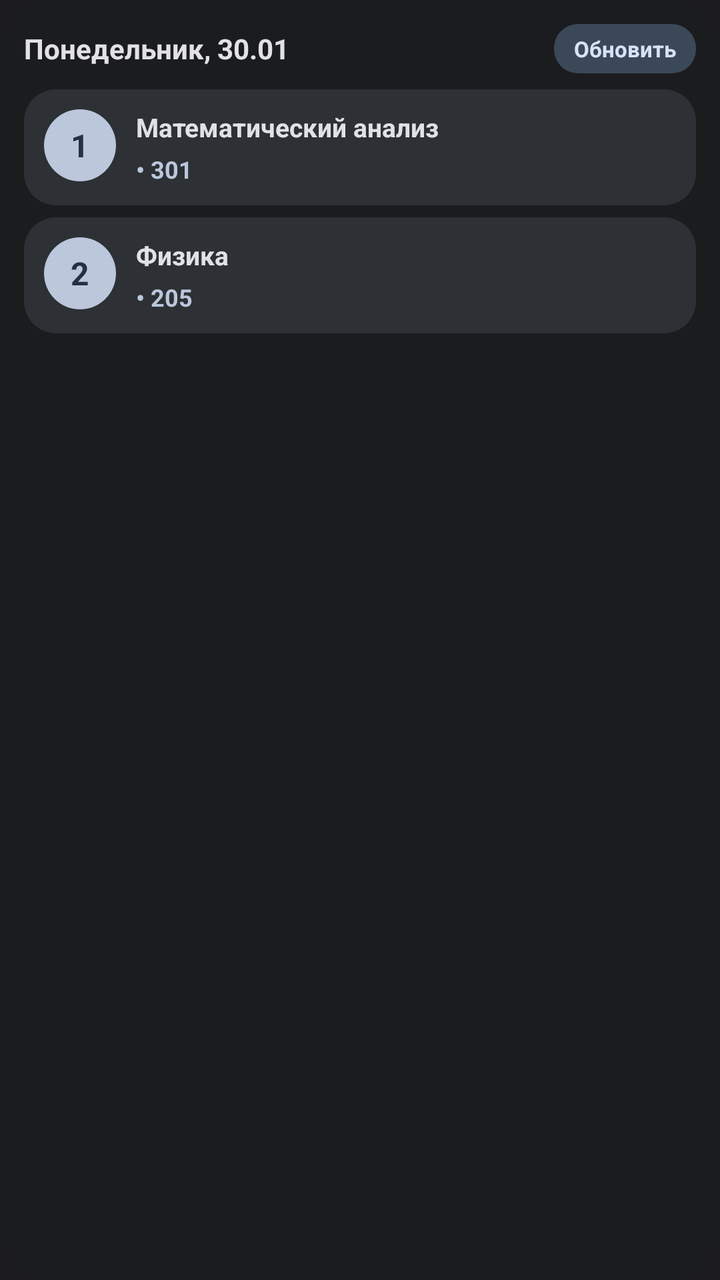
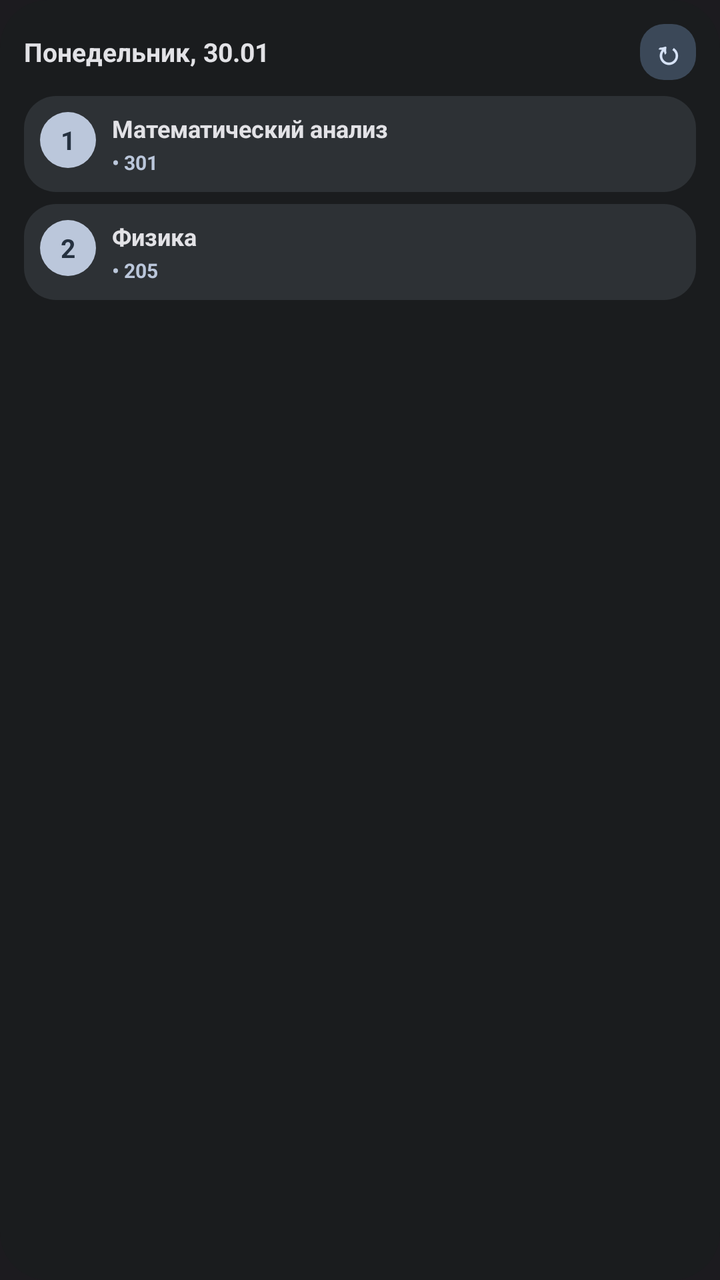

The first picture is an Android layout as it rendered before a commit; the second is the same layout after the commit. The layout source and the unified diff follow.
<!-- AndroidManifest.xml: application theme Theme.Schedule -->
<!-- res/layout/widget_preview.xml -->
<?xml version="1.0" encoding="utf-8"?>
<LinearLayout xmlns:android="http://schemas.android.com/apk/res/android"
    android:layout_width="match_parent"
    android:layout_height="match_parent"
    android:orientation="vertical"
    android:background="@drawable/widget_preview"
    android:padding="12dp">

    
    <LinearLayout
        android:layout_width="match_parent"
        android:layout_height="wrap_content"
        android:orientation="horizontal"
        android:gravity="center_vertical"
        android:paddingBottom="8dp">

        <TextView
            android:layout_width="0dp"
            android:layout_height="wrap_content"
            android:layout_weight="1"
            android:text="Понедельник, 30.01"
            android:textSize="14sp"
            android:textStyle="bold"
            android:textColor="#E2E2E6" />

        <TextView
            android:layout_width="wrap_content"
            android:layout_height="wrap_content"
            android:text="Обновить"
            android:textSize="11sp"
            android:textStyle="bold"
            android:textColor="#D7E3F7"
            android:background="@drawable/preview_button_bg"
            android:paddingHorizontal="10dp"
            android:paddingVertical="5dp" />
    </LinearLayout>

    
    <LinearLayout
        android:layout_width="match_parent"
        android:layout_height="wrap_content"
        android:orientation="horizontal"
        android:background="@drawable/preview_card_bg"
        android:padding="10dp"
        android:layout_marginBottom="6dp">

        <TextView
            android:layout_width="36dp"
            android:layout_height="36dp"
            android:text="1"
            android:textSize="16sp"
            android:textStyle="bold"
            android:textColor="#253140"
            android:background="@drawable/preview_number_bg"
            android:gravity="center" />

        <LinearLayout
            android:layout_width="0dp"
            android:layout_height="wrap_content"
            android:layout_weight="1"
            android:orientation="vertical"
            android:layout_marginStart="10dp">

            <TextView
                android:layout_width="match_parent"
                android:layout_height="wrap_content"
                android:text="Математический анализ"
                android:textSize="13sp"
                android:textStyle="bold"
                android:textColor="#E2E2E6"
                android:maxLines="2"
                android:ellipsize="end" />

            <TextView
                android:layout_width="wrap_content"
                android:layout_height="wrap_content"
                android:text="• 301"
                android:textSize="12sp"
                android:textStyle="bold"
                android:textColor="#BBC7DB"
                android:layout_marginTop="4dp" />
        </LinearLayout>
    </LinearLayout>

    
    <LinearLayout
        android:layout_width="match_parent"
        android:layout_height="wrap_content"
        android:orientation="horizontal"
        android:background="@drawable/preview_card_bg"
        android:padding="10dp">

        <TextView
            android:layout_width="36dp"
            android:layout_height="36dp"
            android:text="2"
            android:textSize="16sp"
            android:textStyle="bold"
            android:textColor="#253140"
            android:background="@drawable/preview_number_bg"
            android:gravity="center" />

        <LinearLayout
            android:layout_width="0dp"
            android:layout_height="wrap_content"
            android:layout_weight="1"
            android:orientation="vertical"
            android:layout_marginStart="10dp">

            <TextView
                android:layout_width="match_parent"
                android:layout_height="wrap_content"
                android:text="Физика"
                android:textSize="13sp"
                android:textStyle="bold"
                android:textColor="#E2E2E6"
                android:maxLines="2"
                android:ellipsize="end" />

            <TextView
                android:layout_width="wrap_content"
                android:layout_height="wrap_content"
                android:text="• 205"
                android:textSize="12sp"
                android:textStyle="bold"
                android:textColor="#BBC7DB"
                android:layout_marginTop="4dp" />
        </LinearLayout>
    </LinearLayout>

</LinearLayout>
<!-- resources referenced by this layout -->
<resources>
  <!-- drawable preview_button_bg (drawable) -->
  <?xml version="1.0" encoding="utf-8"?>
  <shape xmlns:android="http://schemas.android.com/apk/res/android"
      android:shape="rectangle">
      <solid android:color="#3B4858" />
      <corners android:radius="12dp" />
  </shape>
  <!-- drawable preview_card_bg (drawable) -->
  <?xml version="1.0" encoding="utf-8"?>
  <shape xmlns:android="http://schemas.android.com/apk/res/android"
      android:shape="rectangle">
      <solid android:color="#2D3135" />
      <corners android:radius="16dp" />
  </shape>
  <!-- drawable preview_number_bg (drawable) -->
  <?xml version="1.0" encoding="utf-8"?>
  <shape xmlns:android="http://schemas.android.com/apk/res/android"
      android:shape="oval">
      <solid android:color="#BBC7DB" />
  </shape>
  <!-- drawable widget_preview (drawable) -->
  <?xml version="1.0" encoding="utf-8"?>
  <shape xmlns:android="http://schemas.android.com/apk/res/android"
      android:shape="rectangle">
      <solid android:color="#1A1C1E" />
      <corners android:radius="24dp" />
  </shape>
  <style name="Theme.Schedule" parent="android:Theme.Material.NoActionBar">
          <item name="android:statusBarColor">@android:color/transparent</item>
          <item name="android:navigationBarColor">@android:color/transparent</item>
          <item name="android:windowBackground">@color/background</item>
          <item name="android:windowLightStatusBar">false</item>
          <item name="android:windowLightNavigationBar">false</item>
          <item name="android:enforceNavigationBarContrast">false</item>
          <item name="android:enforceStatusBarContrast">false</item>
      </style>
  <color name="background">#1C1B1F</color>
</resources>

<!-- the commit's change to res/layout/widget_preview.xml (unified diff, before → after) -->
@@ -19,20 +19,21 @@
             android:layout_height="wrap_content"
             android:layout_weight="1"
             android:text="Понедельник, 30.01"
-            android:textSize="14sp"
+            android:textSize="13sp"
             android:textStyle="bold"
-            android:textColor="#E2E2E6" />
+            android:textColor="#E2E2E6"
+            android:maxLines="1"
+            android:ellipsize="end" />
 
         <TextView
-            android:layout_width="wrap_content"
-            android:layout_height="wrap_content"
-            android:text="Обновить"
-            android:textSize="11sp"
+            android:layout_width="28dp"
+            android:layout_height="28dp"
+            android:text="↻"
+            android:textSize="16sp"
             android:textStyle="bold"
             android:textColor="#D7E3F7"
             android:background="@drawable/preview_button_bg"
-            android:paddingHorizontal="10dp"
-            android:paddingVertical="5dp" />
+            android:gravity="center" />
     </LinearLayout>
 
     
@@ -41,14 +42,14 @@
         android:layout_height="wrap_content"
         android:orientation="horizontal"
         android:background="@drawable/preview_card_bg"
-        android:padding="10dp"
+        android:padding="8dp"
         android:layout_marginBottom="6dp">
 
         <TextView
-            android:layout_width="36dp"
-            android:layout_height="36dp"
+            android:layout_width="28dp"
+            android:layout_height="28dp"
             android:text="1"
-            android:textSize="16sp"
+            android:textSize="13sp"
             android:textStyle="bold"
             android:textColor="#253140"
             android:background="@drawable/preview_number_bg"
@@ -59,26 +60,26 @@
             android:layout_height="wrap_content"
             android:layout_weight="1"
             android:orientation="vertical"
-            android:layout_marginStart="10dp">
+            android:layout_marginStart="8dp">
 
             <TextView
                 android:layout_width="match_parent"
                 android:layout_height="wrap_content"
                 android:text="Математический анализ"
-                android:textSize="13sp"
+                android:textSize="12sp"
                 android:textStyle="bold"
                 android:textColor="#E2E2E6"
-                android:maxLines="2"
+                android:maxLines="1"
                 android:ellipsize="end" />
 
             <TextView
                 android:layout_width="wrap_content"
                 android:layout_height="wrap_content"
                 android:text="• 301"
-                android:textSize="12sp"
+                android:textSize="10sp"
                 android:textStyle="bold"
                 android:textColor="#BBC7DB"
-                android:layout_marginTop="4dp" />
+                android:layout_marginTop="2dp" />
         </LinearLayout>
     </LinearLayout>
 
@@ -88,13 +89,13 @@
         android:layout_height="wrap_content"
         android:orientation="horizontal"
         android:background="@drawable/preview_card_bg"
-        android:padding="10dp">
+        android:padding="8dp">
 
         <TextView
-            android:layout_width="36dp"
-            android:layout_height="36dp"
+            android:layout_width="28dp"
+            android:layout_height="28dp"
             android:text="2"
-            android:textSize="16sp"
+            android:textSize="13sp"
             android:textStyle="bold"
             android:textColor="#253140"
             android:background="@drawable/preview_number_bg"
@@ -105,26 +106,26 @@
             android:layout_height="wrap_content"
             android:layout_weight="1"
             android:orientation="vertical"
-            android:layout_marginStart="10dp">
+            android:layout_marginStart="8dp">
 
             <TextView
                 android:layout_width="match_parent"
                 android:layout_height="wrap_content"
                 android:text="Физика"
-                android:textSize="13sp"
+                android:textSize="12sp"
                 android:textStyle="bold"
                 android:textColor="#E2E2E6"
-                android:maxLines="2"
+                android:maxLines="1"
                 android:ellipsize="end" />
 
             <TextView
                 android:layout_width="wrap_content"
                 android:layout_height="wrap_content"
                 android:text="• 205"
-                android:textSize="12sp"
+                android:textSize="10sp"
                 android:textStyle="bold"
                 android:textColor="#BBC7DB"
-                android:layout_marginTop="4dp" />
+                android:layout_marginTop="2dp" />
         </LinearLayout>
     </LinearLayout>
 
